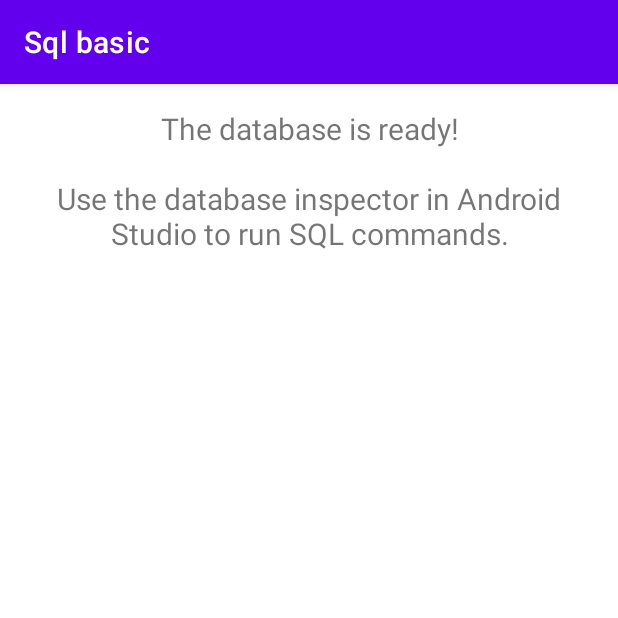
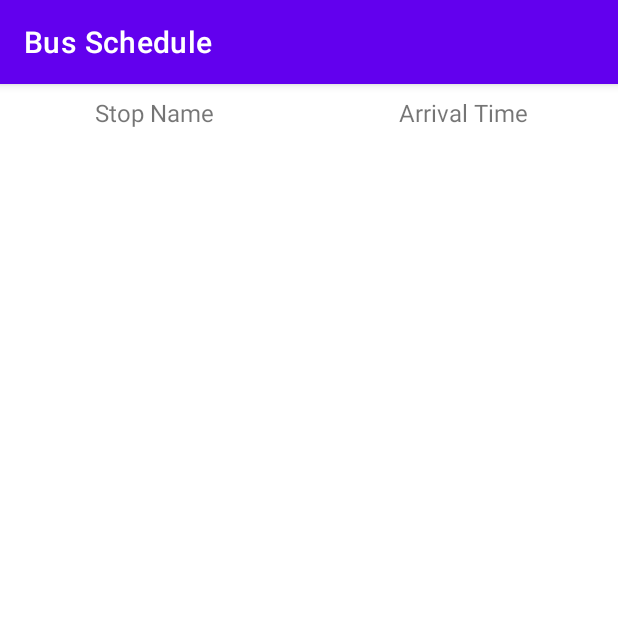
Before and after one commit to shahabsaalami/mft-mashhad-2022-autumn, an Android app: the screen it shows after launch (MainActivity), on a phone screen of 412 x 824 dp, the top half of it. Run offline under Robolectric (Android 15) with nearby library versions, the phone set to English and light mode, and no system bars; our stand-ins replace navigation-ui.

Commit message:
init commit

```diff
--- a/app/src/main/AndroidManifest.xml
+++ b/app/src/main/AndroidManifest.xml
@@ -4,8 +4,6 @@
 
     <application
         android:allowBackup="true"
-        android:dataExtractionRules="@xml/data_extraction_rules"
-        android:fullBackupContent="@xml/backup_rules"
         android:icon="@mipmap/ic_launcher"
         android:label="@string/app_name"
         android:roundIcon="@mipmap/ic_launcher_round"
--- a/app/src/main/java/com/example/myapplication/AppDatabase.kt
+++ /dev/null
@@ -1,48 +0,0 @@
-/*
- * Copyright (C) 2021 The Android Open Source Project
- *
- * Licensed under the Apache License, Version 2.0 (the "License");
- * you may not use this file except in compliance with the License.
- * You may obtain a copy of the License at
- *
- *      http://www.apache.org/licenses/LICENSE-2.0
- *
- * Unless required by applicable law or agreed to in writing, software
- * distributed under the License is distributed on an "AS IS" BASIS,
- * WITHOUT WARRANTIES OR CONDITIONS OF ANY KIND, either express or implied.
- * See the License for the specific language governing permissions and
- * limitations under the License.
- */
-package com.example.myapplication
-
-import android.content.Context
-import androidx.room.Database
-import androidx.room.Room
-import androidx.room.RoomDatabase
-
-@Database(entities = arrayOf(CaliforniaPark::class), version = 1)
-abstract class AppDatabase: RoomDatabase() {
-    abstract fun californiaParkDao(): CaliforniaParkDao
-
-    companion object {
-        @Volatile
-        private var INSTANCE: AppDatabase? = null
-
-        fun getDatabase(
-            context: Context
-        ): AppDatabase {
-            return INSTANCE ?: synchronized(this) {
-                val instance = Room.databaseBuilder(
-                    context,
-                    AppDatabase::class.java,
-                    "app_database"
-                )
-                    .createFromAsset("database/sql_basics.db")
-                    .build()
-                INSTANCE = instance
-
-                instance
-            }
-        }
-    }
-}
--- a/app/src/main/java/com/example/myapplication/CaliforniaParkDao.kt
+++ /dev/null
@@ -1,29 +0,0 @@
-/*
- * Copyright (C) 2021 The Android Open Source Project
- *
- * Licensed under the Apache License, Version 2.0 (the "License");
- * you may not use this file except in compliance with the License.
- * You may obtain a copy of the License at
- *
- *      http://www.apache.org/licenses/LICENSE-2.0
- *
- * Unless required by applicable law or agreed to in writing, software
- * distributed under the License is distributed on an "AS IS" BASIS,
- * WITHOUT WARRANTIES OR CONDITIONS OF ANY KIND, either express or implied.
- * See the License for the specific language governing permissions and
- * limitations under the License.
- */
-package com.example.myapplication
-
-import androidx.room.Dao
-import androidx.room.Insert
-import androidx.room.Query
-import com.example.myapplication.CaliforniaPark
-
-@Dao
-interface CaliforniaParkDao {
-    @Insert
-    suspend fun insertAll(parks: List<CaliforniaPark>)
-    @Query("SELECT * FROM park")
-    suspend fun getAll(): List<CaliforniaPark>
-}
--- /dev/null
+++ b/app/src/main/java/com/example/myapplication/FullScheduleFragment.kt
@@ -0,0 +1,40 @@
+package com.example.myapplication
+
+import android.os.Bundle
+import android.view.LayoutInflater
+import android.view.View
+import android.view.ViewGroup
+import androidx.fragment.app.Fragment
+import androidx.recyclerview.widget.LinearLayoutManager
+import androidx.recyclerview.widget.RecyclerView
+import com.example.myapplication.databinding.FullScheduleFragmentBinding
+
+class FullScheduleFragment: Fragment() {
+
+    private var _binding: FullScheduleFragmentBinding? = null
+
+    private val binding get() = _binding!!
+
+    private lateinit var recyclerView: RecyclerView
+
+    override fun onCreateView(
+        inflater: LayoutInflater,
+        container: ViewGroup?,
+        savedInstanceState: Bundle?
+    ): View? {
+        _binding = FullScheduleFragmentBinding.inflate(inflater, container, false)
+        val view = binding.root
+        return view
+    }
+
+    override fun onViewCreated(view: View, savedInstanceState: Bundle?) {
+        super.onViewCreated(view, savedInstanceState)
+        recyclerView = binding.recyclerView
+        recyclerView.layoutManager = LinearLayoutManager(requireContext())
+    }
+
+    override fun onDestroyView() {
+        super.onDestroyView()
+        _binding = null
+    }
+}
--- a/app/src/main/java/com/example/myapplication/MainActivity.kt
+++ b/app/src/main/java/com/example/myapplication/MainActivity.kt
@@ -1,26 +1,31 @@
 package com.example.myapplication
 
-import android.os.Build
+
+import androidx.appcompat.app.AppCompatActivity
 import android.os.Bundle
-import android.util.Log
-import androidx.annotation.RequiresApi
-import androidx.appcompat.app.AppCompatActivity
-import kotlinx.coroutines.*
-import java.time.LocalDateTime
-import java.time.format.DateTimeFormatter
+import androidx.navigation.NavController
+import androidx.navigation.fragment.NavHostFragment
+import androidx.navigation.ui.setupActionBarWithNavController
+import com.example.myapplication.databinding.ActivityMainBinding
 
-@RequiresApi(Build.VERSION_CODES.O)
+
 class MainActivity : AppCompatActivity() {
 
-    companion object {
-        const val TAG = "MainActivity"
-    }
+    private lateinit var navController: NavController
 
     override fun onCreate(savedInstanceState: Bundle?) {
         super.onCreate(savedInstanceState)
-        setContentView(R.layout.activity_main)
-        GlobalScope.launch {
-            AppDatabase.getDatabase(applicationContext).californiaParkDao().getAll()
-        }
+
+        val binding = ActivityMainBinding.inflate(layoutInflater)
+        setContentView(binding.root)
+
+        val navHostFragment = supportFragmentManager
+            .findFragmentById(R.id.nav_host_fragment) as NavHostFragment
+        navController = navHostFragment.navController
+        setupActionBarWithNavController(navController)
+    }
+
+    override fun onSupportNavigateUp(): Boolean {
+        return navController.navigateUp() || super.onSupportNavigateUp()
     }
 }
--- a/app/src/main/res/layout/activity_main.xml
+++ b/app/src/main/res/layout/activity_main.xml
@@ -1,21 +1,18 @@
 <?xml version="1.0" encoding="utf-8"?>
-<LinearLayout xmlns:android="http://schemas.android.com/apk/res/android"
+<FrameLayout
+    xmlns:android="http://schemas.android.com/apk/res/android"
+    xmlns:tools="http://schemas.android.com/tools"
     xmlns:app="http://schemas.android.com/apk/res-auto"
-    xmlns:tools="http://schemas.android.com/tools"
     android:layout_width="match_parent"
     android:layout_height="match_parent"
     tools:context=".MainActivity">
 
+    <androidx.fragment.app.FragmentContainerView
+        android:id="@+id/nav_host_fragment"
+        android:name="androidx.navigation.fragment.NavHostFragment"
+        android:layout_width="match_parent"
+        android:layout_height="match_parent"
+        app:defaultNavHost="true"
+        app:navGraph="@navigation/nav_graph"/>
 
-    <TextView
-        android:layout_width="wrap_content"
-        android:layout_height="wrap_content"
-        android:text="@string/instruction"
-        android:textSize="20sp"
-        android:textAlignment="center"
-        android:layout_margin="16dp"
-        app:layout_constraintBottom_toBottomOf="parent"
-        app:layout_constraintLeft_toLeftOf="parent"
-        app:layout_constraintRight_toRightOf="parent"
-        app:layout_constraintTop_toTopOf="parent" />
-</LinearLayout>
+</FrameLayout>
--- /dev/null
+++ b/app/src/main/res/layout/full_schedule_fragment.xml
@@ -0,0 +1,47 @@
+<?xml version="1.0" encoding="utf-8"?>
+<androidx.constraintlayout.widget.ConstraintLayout
+    xmlns:android="http://schemas.android.com/apk/res/android"
+    xmlns:tools="http://schemas.android.com/tools"
+    xmlns:app="http://schemas.android.com/apk/res-auto"
+    android:layout_width="match_parent"
+    android:layout_height="match_parent"
+    tools:context=".FullScheduleFragment"
+    android:orientation="vertical">
+
+    <TextView
+        android:id="@+id/bus_stop_header"
+        android:layout_width="0dp"
+        android:layout_height="wrap_content"
+        android:text="@string/bus_stop_header"
+        android:textSize="16sp"
+        android:gravity="center_horizontal"
+        android:padding="8dp"
+        app:layout_constraintWidth_percent="0.5"
+        app:layout_constraintTop_toTopOf="parent"
+        app:layout_constraintStart_toStartOf="@id/arrival_time_header"
+        app:layout_constraintEnd_toStartOf="parent"/>
+
+    <TextView
+        android:id="@+id/arrival_time_header"
+        android:layout_width="0dp"
+        android:layout_height="wrap_content"
+        android:text="@string/arrival_time_header"
+        android:textSize="16sp"
+        android:gravity="center_horizontal"
+        android:padding="8dp"
+        app:layout_constraintWidth_percent="0.5"
+        app:layout_constraintTop_toTopOf="parent"
+        app:layout_constraintStart_toEndOf="@id/bus_stop_header"
+        app:layout_constraintEnd_toEndOf="parent"/>
+
+    <androidx.recyclerview.widget.RecyclerView
+        android:id="@+id/recycler_view"
+        android:layout_width="match_parent"
+        android:layout_height="0dp"
+        android:layout_weight="1"
+        app:layout_constraintTop_toBottomOf="@id/bus_stop_header"
+        app:layout_constraintBottom_toBottomOf="parent"
+        app:layout_constraintStart_toStartOf="parent"
+        app:layout_constraintEnd_toEndOf="parent"/>
+
+</androidx.constraintlayout.widget.ConstraintLayout>
--- /dev/null
+++ b/app/src/main/res/navigation/nav_graph.xml
@@ -0,0 +1,26 @@
+<?xml version="1.0" encoding="utf-8"?>
+<navigation xmlns:android="http://schemas.android.com/apk/res/android"
+    xmlns:app="http://schemas.android.com/apk/res-auto"
+    xmlns:tools="http://schemas.android.com/tools"
+    android:id="@+id/nav_graph"
+    app:startDestination="@id/fullScheduleFragment">
+
+    <fragment
+        android:id="@+id/fullScheduleFragment"
+        android:name="com.example.myapplication.FullScheduleFragment"
+        android:label="@string/app_name"
+        tools:layout="@layout/full_schedule_fragment">
+        <action
+            android:id="@+id/action_fullScheduleFragment_to_stopScheduleFragment"
+            app:destination="@id/stopScheduleFragment" />
+    </fragment>
+    <fragment
+        android:id="@+id/stopScheduleFragment"
+        android:name="com.example.myapplication.StopScheduleFragment"
+        android:label="{stopName}"
+        tools:layout="@layout/stop_schedule_fragment">
+        <argument
+            android:name="stopName"
+            app:argType="string" />
+    </fragment>
+</navigation>
--- a/app/src/main/res/values/strings.xml
+++ b/app/src/main/res/values/strings.xml
@@ -1,5 +1,7 @@
 <resources>
-    <string name="app_name">Sql basic</string>
-    <string name="instruction">The database is ready!\n\nUse the database inspector in Android Studio to run SQL commands.</string>
-
+    <string name="app_name">Bus Schedule</string>
+    <!-- Shown above left column listing bus stops in full schedule fragment -->
+    <string name="bus_stop_header">Stop Name</string>
+    <!-- Shown above right column listing arrival times in full schedule fragment -->
+    <string name="arrival_time_header">Arrival Time</string>
 </resources>
--- a/build.gradle
+++ b/build.gradle
@@ -3,4 +3,6 @@ plugins {
     id 'com.android.application' version '7.3.0' apply false
     id 'com.android.library' version '7.3.0' apply false
     id 'org.jetbrains.kotlin.android' version '1.7.10' apply false
+    id 'androidx.navigation.safeargs.kotlin' version '2.5.3' apply false
+
 }
```
Also changed, not shown: app/build.gradle (+10 -14 lines), app/src/main/java/com/example/myapplication/CaliforniaPark.kt (deleted, +0 -31 lines), app/src/main/java/com/example/myapplication/StopScheduleFragment.kt (added, +54 -0 lines), app/src/main/res/layout/bus_stop_item.xml (added, +28 -0 lines), app/src/main/res/layout/stop_schedule_fragment.xml (added, +14 -0 lines), app/src/main/res/values/dimens.xml (added, +19 -0 lines), app/src/main/res/xml/backup_rules.xml (deleted, +0 -13 lines), app/src/main/res/xml/data_extraction_rules.xml (deleted, +0 -19 lines), app/src/main/assets/database/bus_schedule.db (added), app/src/main/assets/database/sql_basics.db (deleted).
